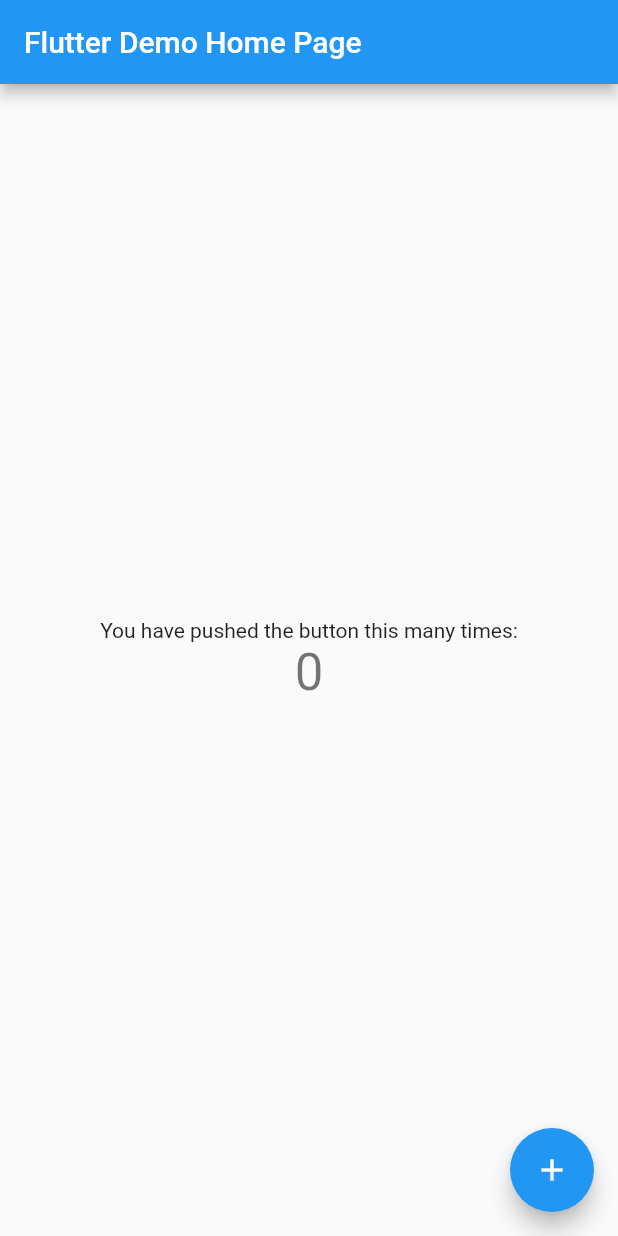
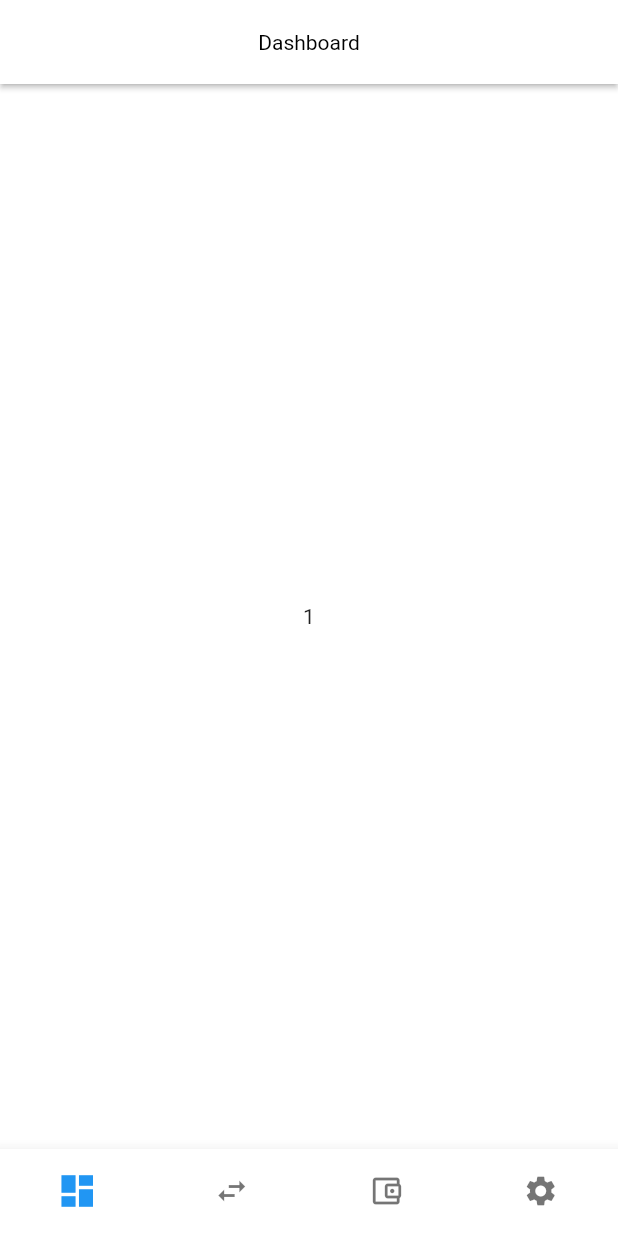
Before and after one commit to tbleiker/cryptotrack, a Flutter app: the screen it shows after launch, on a phone screen of 412 x 824 dp. Run offline on Flutter 3.47's test engine with Material 2 defaults, Android fonts, the phone set to English and light mode, and no system bars.

```diff
--- a/lib/main.dart
+++ b/lib/main.dart
@@ -1,4 +1,5 @@
 import 'package:flutter/material.dart';
+import 'package:cryptotrack/views/main_view.dart';
 
 void main() {
   runApp(const MyApp());
@@ -11,105 +12,33 @@ class MyApp extends StatelessWidget {
   @override
   Widget build(BuildContext context) {
     return MaterialApp(
-      title: 'Flutter Demo',
+      title: 'CoinTrack',
       theme: ThemeData(
-        // This is the theme of your application.
-        //
-        // Try running your application with "flutter run". You'll see the
-        // application has a blue toolbar. Then, without quitting the app, try
-        // changing the primarySwatch below to Colors.green and then invoke
-        // "hot reload" (press "r" in the console where you ran "flutter run",
-        // or simply save your changes to "hot reload" in a Flutter IDE).
-        // Notice that the counter didn't reset back to zero; the application
-        // is not restarted.
-        primarySwatch: Colors.blue,
+        // Scaffold
+        scaffoldBackgroundColor: Colors.white,
+
+        // App Bar
+        appBarTheme: const AppBarTheme(
+          iconTheme: IconThemeData(color: Colors.blue),
+          titleTextStyle:
+              TextStyle(fontWeight: FontWeight.normal, color: Colors.black),
+          centerTitle: true,
+          elevation: 1.5,
+          backgroundColor: Colors.white,
+        ),
+
+        // Bottom Navigation
+        bottomNavigationBarTheme: const BottomNavigationBarThemeData(
+          backgroundColor: Colors.white,
+          selectedIconTheme: IconThemeData(
+            size: 28,
+          ),
+          showSelectedLabels: false,
+          showUnselectedLabels: false,
+          elevation: 8,
+        ),
       ),
-      home: const MyHomePage(title: 'Flutter Demo Home Page'),
+      home: const MainView(),
     );
   }
 }
-
-class MyHomePage extends StatefulWidget {
-  const MyHomePage({Key? key, required this.title}) : super(key: key);
-
-  // This widget is the home page of your application. It is stateful, meaning
-  // that it has a State object (defined below) that contains fields that affect
-  // how it looks.
-
-  // This class is the configuration for the state. It holds the values (in this
-  // case the title) provided by the parent (in this case the App widget) and
-  // used by the build method of the State. Fields in a Widget subclass are
-  // always marked "final".
-
-  final String title;
-
-  @override
-  State<MyHomePage> createState() => _MyHomePageState();
-}
-
-class _MyHomePageState extends State<MyHomePage> {
-  int _counter = 0;
-
-  void _incrementCounter() {
-    setState(() {
-      // This call to setState tells the Flutter framework that something has
-      // changed in this State, which causes it to rerun the build method below
-      // so that the display can reflect the updated values. If we changed
-      // _counter without calling setState(), then the build method would not be
-      // called again, and so nothing would appear to happen.
-      _counter++;
-    });
-  }
-
-  @override
-  Widget build(BuildContext context) {
-    // This method is rerun every time setState is called, for instance as done
-    // by the _incrementCounter method above.
-    //
-    // The Flutter framework has been optimized to make rerunning build methods
-    // fast, so that you can just rebuild anything that needs updating rather
-    // than having to individually change instances of widgets.
-    return Scaffold(
-      appBar: AppBar(
-        // Here we take the value from the MyHomePage object that was created by
-        // the App.build method, and use it to set our appbar title.
-        title: Text(widget.title),
-      ),
-      body: Center(
-        // Center is a layout widget. It takes a single child and positions it
-        // in the middle of the parent.
-        child: Column(
-          // Column is also a layout widget. It takes a list of children and
-          // arranges them vertically. By default, it sizes itself to fit its
-          // children horizontally, and tries to be as tall as its parent.
-          //
-          // Invoke "debug painting" (press "p" in the console, choose the
-          // "Toggle Debug Paint" action from the Flutter Inspector in Android
-          // Studio, or the "Toggle Debug Paint" command in Visual Studio Code)
-          // to see the wireframe for each widget.
-          //
-          // Column has various properties to control how it sizes itself and
-          // how it positions its children. Here we use mainAxisAlignment to
-          // center the children vertically; the main axis here is the vertical
-          // axis because Columns are vertical (the cross axis would be
-          // horizontal).
-          mainAxisAlignment: MainAxisAlignment.center,
-          children: <Widget>[
-            const Text(
-              'You have pushed the button this many times:',
-            ),
-            Text(
-              '$_counter',
-              style: Theme.of(context).textTheme.headline4,
-            ),
-          ],
-        ),
-      ),
-      floatingActionButton: FloatingActionButton(
-        onPressed: _incrementCounter,
-        tooltip: 'Increment',
-        child: const Icon(Icons.add),
-      ), // This trailing comma makes auto-formatting nicer for build methods.
-    );
-  }
-}
--- /dev/null
+++ b/lib/views/dashboard_view.dart
@@ -0,0 +1,20 @@
+import 'package:flutter/material.dart';
+
+class DashboardView extends StatefulWidget {
+  const DashboardView({Key? key}) : super(key: key);
+
+  @override
+  State<DashboardView> createState() => _DashboardView();
+}
+
+class _DashboardView extends State<DashboardView> {
+  @override
+  Widget build(BuildContext context) {
+    return Scaffold(
+      appBar: AppBar(
+        title: const Text('Dashboard'),
+      ),
+      body: const Center(child: Text('1')),
+    );
+  }
+}
--- /dev/null
+++ b/lib/views/main_view.dart
@@ -0,0 +1,181 @@
+import 'package:flutter/material.dart';
+import 'package:cryptotrack/views/dashboard_view.dart';
+import 'package:cryptotrack/views/transactions_view.dart';
+import 'package:cryptotrack/views/wallets_view.dart';
+import 'package:cryptotrack/views/settings_view.dart';
+import 'package:cryptotrack/views/edit_transaction_view.dart';
+import 'package:cryptotrack/views/edit_wallet_view.dart';
+
+class MainView extends StatefulWidget {
+  const MainView({Key? key}) : super(key: key);
+
+  @override
+  State<MainView> createState() => _MainView();
+}
+
+class Page {
+  final Widget body;
+  final Pages navItem;
+  final bool allowNav;
+
+  Page({required this.body, required this.navItem, this.allowNav = true});
+}
+
+class NavItem {
+  final Widget icon;
+  final String label;
+  final Pages page;
+
+  NavItem({required this.icon, required this.label, required this.page});
+}
+
+enum Pages {
+  dashbord,
+  transactions,
+  wallets,
+  settings,
+  editTransaction,
+  editWallets
+}
+
+class _MainView extends State<MainView> {
+  Pages _pageIndex = Pages.dashbord;
+  int _navIndex = 0;
+  int? _editID;
+  bool _allowNav = true;
+
+  late Map<Pages, Page> _pages;
+
+  final _navItems = [
+    NavItem(
+      icon: const Icon(Icons.dashboard),
+      label: 'Dashbord',
+      page: Pages.dashbord,
+    ),
+    NavItem(
+      icon: const Icon(Icons.swap_horiz),
+      label: 'Transactions',
+      page: Pages.transactions,
+    ),
+    NavItem(
+      icon: const Icon(Icons.account_balance_wallet_outlined),
+      label: 'Wallets',
+      page: Pages.wallets,
+    ),
+    NavItem(
+      icon: const Icon(Icons.settings),
+      label: 'Settings',
+      page: Pages.settings,
+    ),
+  ];
+
+  @override
+  void initState() {
+    super.initState();
+    _pages = {
+      Pages.dashbord: Page(
+        body: const DashboardView(),
+        navItem: Pages.dashbord,
+      ),
+      Pages.transactions: Page(
+        body: TransactionsView(changePage: changePage),
+        navItem: Pages.transactions,
+      ),
+      Pages.wallets: Page(
+        body: WalletsView(changePage: changePage),
+        navItem: Pages.wallets,
+      ),
+      Pages.settings: Page(
+        body: const SettingsView(),
+        navItem: Pages.settings,
+      ),
+      Pages.editTransaction: Page(
+        body: EditTransactionView(changePage: changePage, getEditID: getEditId),
+        navItem: Pages.transactions,
+        allowNav: false,
+      ),
+      Pages.editWallets: Page(
+        body: EditWalletView(changePage: changePage, getEditID: getEditId),
+        navItem: Pages.wallets,
+        allowNav: false,
+      ),
+    };
+  }
+
+  int? getEditId() => _editID;
+
+  void changePage(Pages page, [bool allowChangePage = true, int? id]) {
+    int index = 0;
+
+    for (var i = 0; i < _navItems.length; i++) {
+      if (_navItems[i].page == _pages[page]?.navItem) {
+        index = i;
+        break;
+      }
+    }
+
+    setState(() {
+      _editID = id;
+      _pageIndex = page;
+      _navIndex = index;
+      _allowNav = _pages[page]?.allowNav ?? true;
+    });
+  }
+
+  Future<bool> _showMyDialog(BuildContext context) async {
+    return await showDialog(
+      context: context,
+      barrierDismissible: false,
+      builder: (_) => AlertDialog(
+        content: const Text('Do you really want to abort?'),
+        actions: <Widget>[
+          TextButton(
+            onPressed: () => Navigator.pop(context, false),
+            child: const Text('Cancel'),
+          ),
+          TextButton(
+            onPressed: () => Navigator.pop(context, true),
+            child: const Text('OK'),
+          ),
+        ],
+      ),
+    );
+  }
+
+  Future<void> _onItemTap(int index) async {
+    if (_allowNav == false) {
+      if (await _showMyDialog(context) == false) {
+        return;
+      }
+    }
+
+    setState(() {
+      _allowNav = true;
+      _navIndex = index;
+      _pageIndex = _navItems[index].page;
+    });
+  }
+
+  List<BottomNavigationBarItem> _buildBottomNavigationBarItemList() {
+    return [
+      for (final e in _navItems)
+        BottomNavigationBarItem(
+          icon: e.icon,
+          label: e.label,
+        )
+    ];
+  }
+
+  @override
+  Widget build(BuildContext context) {
+    return Scaffold(
+      body: _pages[_pageIndex]?.body,
+      bottomNavigationBar: BottomNavigationBar(
+        onTap: _onItemTap,
+        type: BottomNavigationBarType.fixed,
+        currentIndex: _navIndex,
+        items: _buildBottomNavigationBarItemList(),
+      ),
+    );
+  }
+}
--- a/pubspec.yaml
+++ b/pubspec.yaml
@@ -1,5 +1,5 @@
 name: cryptotrack
-description: A new Flutter project.
+description: A simple app to track your crypto assets.
 
 # The following line prevents the package from being accidentally published to
 # pub.dev using `flutter pub publish`. This is preferred for private packages.
@@ -29,7 +29,6 @@ environment:
 dependencies:
   flutter:
     sdk: flutter
-
 
   # The following adds the Cupertino Icons font to your application.
   # Use with the CupertinoIcons class for iOS style icons.
```
Also changed, not shown: lib/views/edit_transaction_view.dart (added, +42 -0 lines), lib/views/edit_wallet_view.dart (added, +42 -0 lines), lib/views/settings_view.dart (added, +20 -0 lines), lib/views/transactions_view.dart (added, +32 -0 lines), lib/views/wallets_view.dart (added, +31 -0 lines), lib/widgets/navigation_bottom.dart (added, +33 -0 lines), lib/widgets/navigation_bottom2.dart (added, +38 -0 lines).
